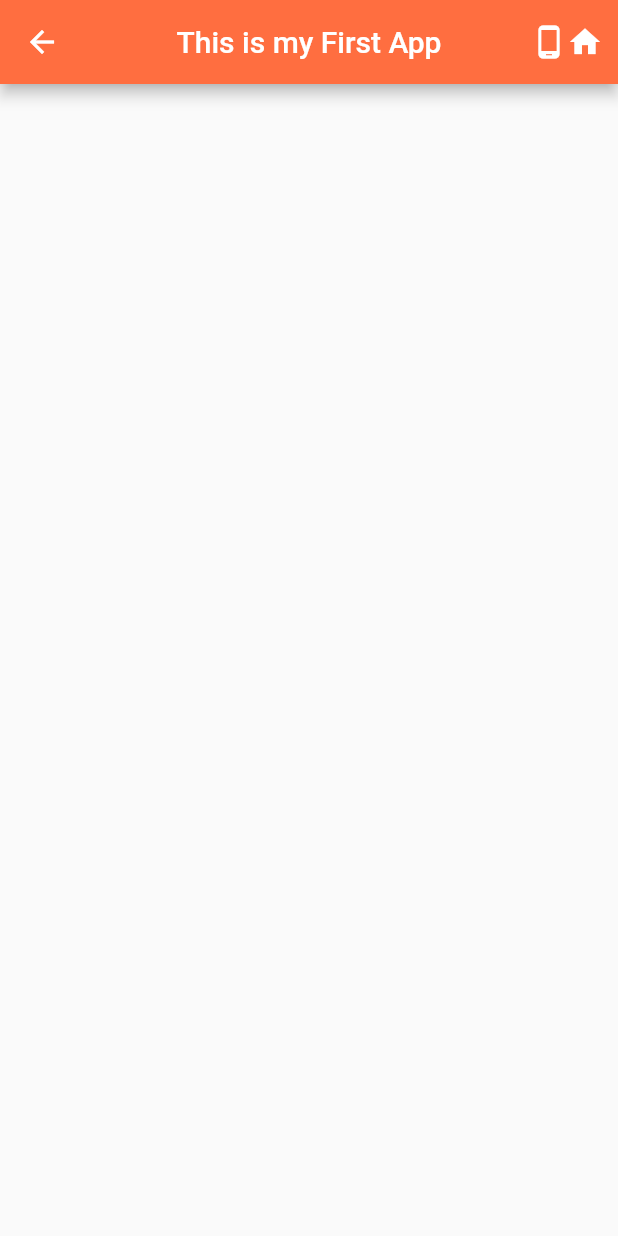
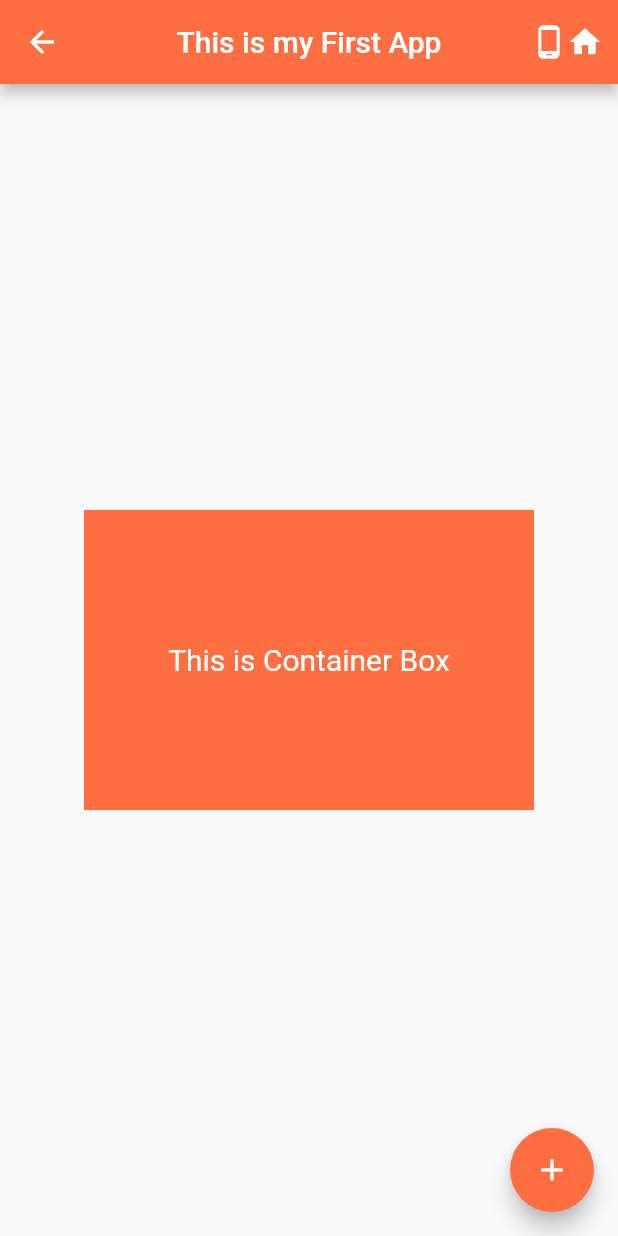
Before and after one commit to AdibRasel/Flutter_First_App, a Flutter app: the screen it shows after launch, on a phone screen of 412 x 824 dp. Run offline on Flutter 3.47's test engine with Material 2 defaults, Android fonts, the phone set to English and light mode, and no system bars.

Commit message:
Lesson 6: Flutter Widgets (5+)
Lesson 6: Flutter Widgets (5+)

```diff
--- a/lib/home_page.dart
+++ b/lib/home_page.dart
@@ -16,14 +16,37 @@ class HomePages extends State<HomePage> {
         title: Text("This is my First App"),
         centerTitle: true,
         leading: Icon(Icons.arrow_back),
-        actions: [
+        actions: const [
           Icon(Icons.phone_android),
           Padding(
-            padding: const EdgeInsets.only(right:10.0),
+            padding: EdgeInsets.only(right: 10.0),
             child: Icon(Icons.home),
           ),
         ],
       ),
+      body: Center(
+        child: Container(
+          height: 200.0,
+          width: 300.0,
+          color: Colors.deepOrangeAccent,
+          child: Center(
+            child: Text("This is Container Box", style: TextStyle(
+              color: Colors.white,
+              fontSize: 20.0
+            ),),
+          ),
+        ),
+      ),
+
+      floatingActionButton: FloatingActionButton(
+        onPressed: (){},
+        child: Icon(Icons.add),
+        backgroundColor: Colors.deepOrangeAccent,
+      ),
+
+
+
+
     );
   }
 }
```
